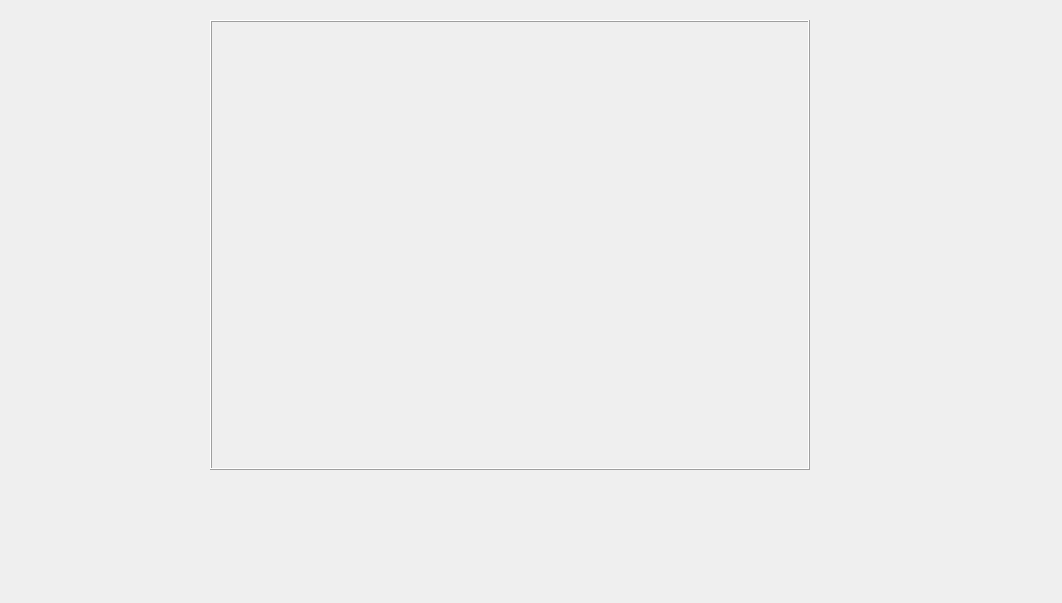
Old version of the form widgets/axescurves.ui in the repository FreeJoy-Team/FreeJoyConfiguratorQt.
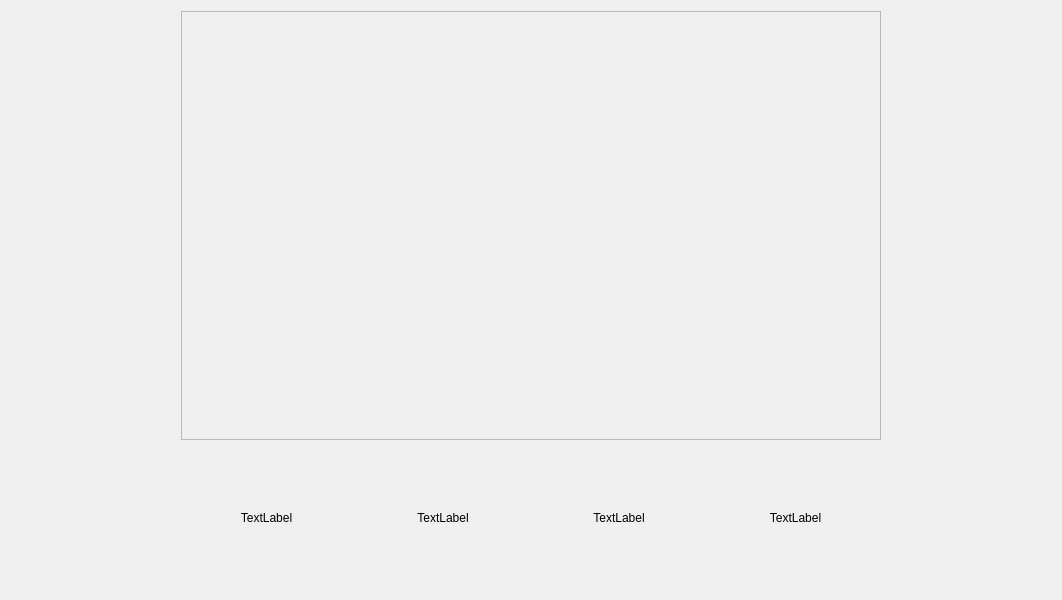
New version of the form. Custom widgets are drawn as their Qt base class.

Commit message: axes curves

```diff
--- a/widgets/axescurves.ui
+++ b/widgets/axescurves.ui
@@ -7,29 +7,125 @@
     <x>0</x>
     <y>0</y>
     <width>1062</width>
-    <height>603</height>
+    <height>600</height>
    </rect>
   </property>
+  <property name="minimumSize">
+   <size>
+    <width>600</width>
+    <height>600</height>
+   </size>
+  </property>
   <property name="windowTitle">
    <string>Form</string>
   </property>
-  <widget class="QFrame" name="frame">
-   <property name="geometry">
-    <rect>
-     <x>210</x>
-     <y>20</y>
-     <width>600</width>
-     <height>450</height>
-    </rect>
-   </property>
-   <property name="frameShape">
-    <enum>QFrame::Box</enum>
-   </property>
-   <property name="frameShadow">
-    <enum>QFrame::Raised</enum>
-   </property>
-  </widget>
+  <layout class="QGridLayout" name="gridLayout" rowstretch="3,1" columnstretch="1,1,1,1,1,1">
+   <item row="0" column="0">
+    <spacer name="horizontalSpacer">
+     <property name="orientation">
+      <enum>Qt::Horizontal</enum>
+     </property>
+     <property name="sizeHint" stdset="0">
+      <size>
+       <width>166</width>
+       <height>20</height>
+      </size>
+     </property>
+    </spacer>
+   </item>
+   <item row="0" column="1" colspan="4">
+    <widget class="QFrame" name="frame">
+     <property name="frameShape">
+      <enum>QFrame::StyledPanel</enum>
+     </property>
+     <property name="frameShadow">
+      <enum>QFrame::Raised</enum>
+     </property>
+     <layout class="QVBoxLayout" name="verticalLayout">
+      <property name="spacing">
+       <number>0</number>
+      </property>
+      <property name="leftMargin">
+       <number>0</number>
+      </property>
+      <property name="topMargin">
+       <number>0</number>
+      </property>
+      <property name="rightMargin">
+       <number>0</number>
+      </property>
+      <property name="bottomMargin">
+       <number>0</number>
+      </property>
+      <item>
+       <widget class="AxesCurvesPlot" name="widget_AxesCurvesPlot" native="true"/>
+      </item>
+     </layout>
+    </widget>
+   </item>
+   <item row="1" column="1">
+    <widget class="QLabel" name="label_2">
+     <property name="text">
+      <string>TextLabel</string>
+     </property>
+     <property name="alignment">
+      <set>Qt::AlignCenter</set>
+     </property>
+    </widget>
+   </item>
+   <item row="0" column="5">
+    <spacer name="horizontalSpacer_2">
+     <property name="orientation">
+      <enum>Qt::Horizontal</enum>
+     </property>
+     <property name="sizeHint" stdset="0">
+      <size>
+       <width>40</width>
+       <height>20</height>
+      </size>
+     </property>
+    </spacer>
+   </item>
+   <item row="1" column="3">
+    <widget class="QLabel" name="label_5">
+     <property name="text">
+      <string>TextLabel</string>
+     </property>
+     <property name="alignment">
+      <set>Qt::AlignCenter</set>
+     </property>
+    </widget>
+   </item>
+   <item row="1" column="4">
+    <widget class="QLabel" name="label_3">
+     <property name="text">
+      <string>TextLabel</string>
+     </property>
+     <property name="alignment">
+      <set>Qt::AlignCenter</set>
+     </property>
+    </widget>
+   </item>
+   <item row="1" column="2">
+    <widget class="QLabel" name="label_6">
+     <property name="text">
+      <string>TextLabel</string>
+     </property>
+     <property name="alignment">
+      <set>Qt::AlignCenter</set>
+     </property>
+    </widget>
+   </item>
+  </layout>
  </widget>
+ <customwidgets>
+  <customwidget>
+   <class>AxesCurvesPlot</class>
+   <extends>QWidget</extends>
+   <header>widgets/axescurvesplot.h</header>
+   <container>1</container>
+  </customwidget>
+ </customwidgets>
  <resources/>
  <connections/>
 </ui>
```
The commit also changes 14 other files.
